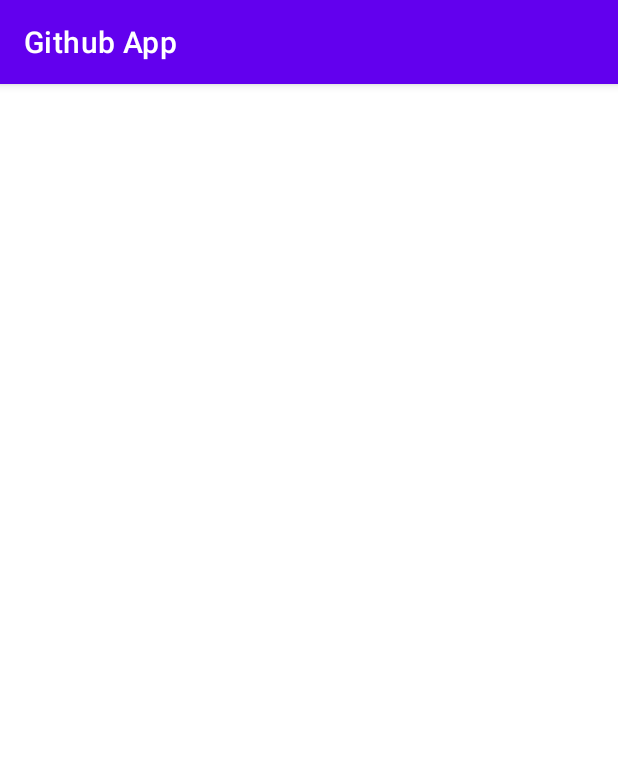
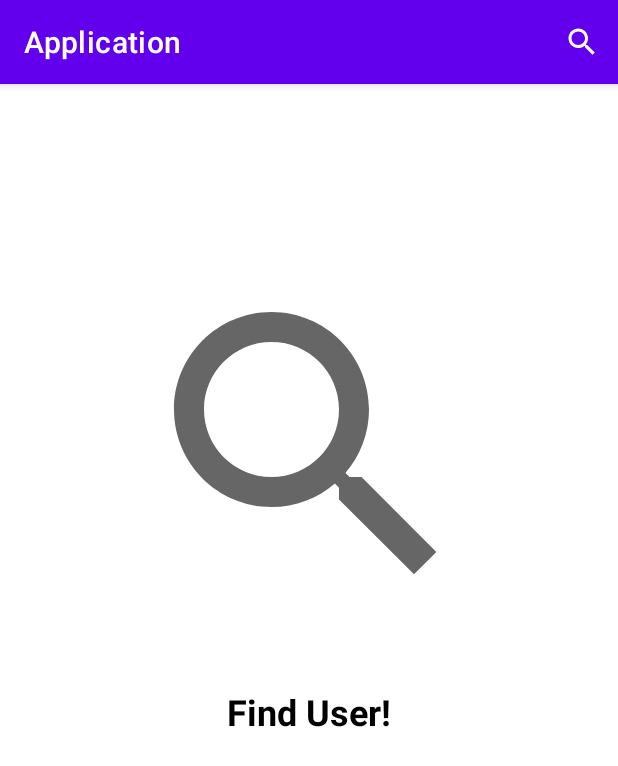
Before and after one commit to 20012001amiramir/github-apiapp, an Android app: the screen it shows after launch (MainActivity), on a phone screen of 412 x 824 dp. Shown: the top 766 px of the screen. Run offline under Robolectric (Android 15) with nearby library versions, the phone set to English and light mode, and no system bars; our stand-ins replace Dagger/Hilt's generated code, Room's generated code, RxJava, Timber; libraries missing offline, so code that uses them is left out: com.jakewharton.rxbinding2; pictures from the network do not load; 2 statements that could not run were skipped.

Commit message:
getting users from gitapi
amir

```diff
--- a/Application/app/src/main/AndroidManifest.xml
+++ b/Application/app/src/main/AndroidManifest.xml
@@ -2,14 +2,18 @@
 <manifest xmlns:android="http://schemas.android.com/apk/res/android"
     package="com.example.application">
 
+    <uses-permission android:name="android.permission.INTERNET"/>
+
     <application
         android:allowBackup="true"
+        android:name=".App"
         android:icon="@mipmap/ic_launcher"
         android:label="@string/app_name"
         android:roundIcon="@mipmap/ic_launcher_round"
         android:supportsRtl="true"
         android:theme="@style/Theme.Application">
-        <activity android:name=".presentation.main.MainActivity">
+        <activity android:name=".presentation.main.MainActivity"
+            android:exported="true">
             <intent-filter>
                 <action android:name="android.intent.action.MAIN" />
 
--- a/Application/app/src/main/java/com/example/application/App.kt
+++ b/Application/app/src/main/java/com/example/application/App.kt
@@ -1,7 +1,17 @@
 package com.example.application
 
 import android.app.Application
-import dagger.hilt.android.HiltAndroidApp
+import com.example.application.data.di.CoreComponent
+import com.example.application.data.di.DaggerCoreComponent
+import com.example.application.di.AppComponent
+import com.example.application.di.DaggerAppComponent
 
-@HiltAndroidApp
-class App : Application()
+class App : Application(){
+    private val coreComponent : CoreComponent by lazy {
+        DaggerCoreComponent.factory().create(applicationContext)
+    }
+
+    val appComponent : AppComponent by lazy {
+        DaggerAppComponent.factory().create(coreComponent)
+    }
+}
--- a/Application/app/src/main/java/com/example/application/presentation/main/MainActivity.kt
+++ b/Application/app/src/main/java/com/example/application/presentation/main/MainActivity.kt
@@ -1,27 +1,101 @@
 package com.example.application.presentation.main
 
+import android.annotation.SuppressLint
+import android.app.SearchManager
+import android.content.Context
 import androidx.appcompat.app.AppCompatActivity
 import android.os.Bundle
-import androidx.navigation.fragment.NavHostFragment
-import androidx.navigation.ui.setupWithNavController
+import android.view.Menu
+import android.view.View
+import android.widget.SearchView
+import androidx.activity.viewModels
+import androidx.recyclerview.widget.LinearLayoutManager
+import com.example.application.App
 import com.example.application.R
-import com.example.application.databinding.ActivityMainBinding
-import com.google.android.material.bottomnavigation.BottomNavigationView
-import dagger.hilt.android.AndroidEntryPoint
+import com.example.application.data.Resource
+import com.example.application.databinding.AppBarBinding
+import com.example.application.presentation.ui.UserAdapter
+import com.example.application.presentation.viewmodel.UserViewModel
+import com.example.application.presentation.ui.ViewModelFactory
+import com.jakewharton.rxbinding2.widget.RxSearchView
+import io.reactivex.android.schedulers.AndroidSchedulers
+import timber.log.Timber
+import java.util.concurrent.TimeUnit
+import javax.inject.Inject
 
-@AndroidEntryPoint
 class MainActivity : AppCompatActivity() {
 
-    private lateinit var binding: ActivityMainBinding
+    @Inject
+    lateinit var factory: ViewModelFactory
+    private val viewModel: UserViewModel by viewModels {
+        factory
+    }
+
+    private lateinit var binding: AppBarBinding
+    private lateinit var userAdapter: UserAdapter
 
     override fun onCreate(savedInstanceState: Bundle?) {
+        (application as App).appComponent.inject(this)
+        super.onCreate(savedInstanceState)
+        binding = AppBarBinding.inflate(layoutInflater)
+        val view = binding.root
+        userAdapter = UserAdapter()
+        setContentView(view)
+        with(binding.rvUser) {
+            layoutManager = LinearLayoutManager(this@MainActivity)
+            setHasFixedSize(true)
+            adapter = userAdapter
+        }
+    }
+    @SuppressLint("CheckResult")
+    override fun onCreateOptionsMenu(menu: Menu?): Boolean {
+        menuInflater.inflate(R.menu.top_app_bar, menu)
+        val searchManager = getSystemService(Context.SEARCH_SERVICE) as SearchManager
+        val searchView = menu?.findItem(R.id.search)?.actionView as SearchView
+        searchView.setSearchableInfo(searchManager.getSearchableInfo(componentName))
+        searchView.queryHint = resources.getString(R.string.search_hint)
 
-        super.onCreate(savedInstanceState)
-        binding = ActivityMainBinding.inflate(layoutInflater)
-        val view = binding.root
-        setContentView(view)
-        val navHostFragment =
-            supportFragmentManager.findFragmentById(R.id.main_nav_host_fragment) as NavHostFragment
-
+        val queryStream = RxSearchView.queryTextChanges(searchView)
+            .map { query ->
+                query.toString()
+            }
+            .debounce(700, TimeUnit.MILLISECONDS)
+            .observeOn(AndroidSchedulers.mainThread())
+        queryStream.subscribe({
+            if (it.isNotEmpty()) {
+                Timber.e(it)
+                getSearchUser(it)
+            }
+        }, {
+            Timber.e("$it")
+        })
+        return true
+    }
+    private fun getSearchUser(q: String) {
+        viewModel.getSearchUser(q).observe(this, { user ->
+            Timber.e("${user.data}")
+            if (user != null) {
+                when (user) {
+                    is Resource.Loading -> {
+                        binding.progressBar.visibility = View.VISIBLE
+                        binding.viewStarter.root.visibility = View.GONE
+                    }
+                    is Resource.Success -> {
+                        binding.rvUser.visibility = View.VISIBLE
+                        binding.progressBar.visibility = View.GONE
+                        binding.viewError.root.visibility = View.GONE
+                        userAdapter.setData(user.data)
+                    }
+                    is Resource.Error -> {
+                        binding.rvUser.visibility = View.GONE
+                        binding.progressBar.visibility = View.GONE
+                        binding.viewStarter.root.visibility = View.GONE
+                        binding.viewError.root.visibility = View.VISIBLE
+                        binding.viewError.tvError.text =
+                            user.message ?: getString(R.string.something_wrong)
+                    }
+                }
+            }
+        })
     }
 }
--- /dev/null
+++ b/Application/app/src/main/java/com/example/application/presentation/ui/OnUserClickListener.kt
@@ -0,0 +1,7 @@
+package com.example.application.presentation.ui
+
+interface OnUserClickListener {
+
+    fun onUserClicked(position: Int)
+
+}
--- a/Application/app/src/main/java/com/example/application/ui/ViewModelFactory.kt
+++ b/Application/app/src/main/java/com/example/application/presentation/ui/ViewModelFactory.kt
@@ -1,10 +1,10 @@
-package com.kharismarizqii.githubuserapp.core.ui
+package com.example.application.presentation.ui
 
 import androidx.lifecycle.ViewModel
 import androidx.lifecycle.ViewModelProvider
-import com.kharismarizqii.githubuserapp.core.domain.usecase.UserUseCase
 import com.example.application.di.AppScope
-import com.kharismarizqii.githubuserapp.user.UserViewModel
+import com.example.application.domain.usecase.UserUseCase
+import com.example.application.presentation.viewmodel.UserViewModel
 import javax.inject.Inject
 
 @AppScope
--- /dev/null
+++ b/Application/app/src/main/res/drawable-v24/ic_search_24dp.xml
@@ -0,0 +1,10 @@
+<vector xmlns:android="http://schemas.android.com/apk/res/android"
+    android:width="24dp"
+    android:height="24dp"
+    android:viewportWidth="24"
+    android:viewportHeight="24"
+    android:tint="?attr/colorControlNormal">
+  <path
+      android:fillColor="@android:color/white"
+      android:pathData="M15.5,14h-0.79l-0.28,-0.27C15.41,12.59 16,11.11 16,9.5 16,5.91 13.09,3 9.5,3S3,5.91 3,9.5 5.91,16 9.5,16c1.61,0 3.09,-0.59 4.23,-1.57l0.27,0.28v0.79l5,4.99L20.49,19l-4.99,-5zM9.5,14C7.01,14 5,11.99 5,9.5S7.01,5 9.5,5 14,7.01 14,9.5 11.99,14 9.5,14z"/>
+</vector>
--- /dev/null
+++ b/Application/app/src/main/res/layout/app_bar.xml
@@ -0,0 +1,56 @@
+<?xml version="1.0" encoding="utf-8"?>
+<androidx.constraintlayout.widget.ConstraintLayout android:layout_width="match_parent"
+    android:layout_height="match_parent"
+    xmlns:android="http://schemas.android.com/apk/res/android"
+    xmlns:app="http://schemas.android.com/apk/res-auto"
+    xmlns:tools="http://schemas.android.com/tools"
+    android:background="@color/white">
+
+
+    <androidx.recyclerview.widget.RecyclerView
+        android:id="@+id/rv_user"
+        android:layout_width="match_parent"
+        android:layout_height="match_parent"
+        android:paddingTop="8dp"
+        android:visibility="invisible"
+        app:layout_constraintBottom_toBottomOf="parent"
+        app:layout_constraintEnd_toEndOf="parent"
+        app:layout_constraintStart_toStartOf="parent"
+        app:layout_constraintTop_toTopOf="parent"
+        tools:listitem="@layout/item_user" />
+
+    <ProgressBar
+        android:id="@+id/progress_bar"
+        style="?android:attr/progressBarStyle"
+        android:layout_width="wrap_content"
+        android:layout_height="wrap_content"
+        android:layout_marginStart="8dp"
+        android:layout_marginTop="8dp"
+        android:layout_marginEnd="8dp"
+        android:layout_marginBottom="8dp"
+        android:visibility="gone"
+        app:layout_constraintBottom_toBottomOf="parent"
+        app:layout_constraintEnd_toEndOf="parent"
+        app:layout_constraintStart_toStartOf="parent"
+        app:layout_constraintTop_toTopOf="parent" />
+
+    <include
+        android:id="@+id/view_error"
+        layout="@layout/view_error"
+        android:visibility="gone"
+        app:layout_constraintBottom_toBottomOf="parent"
+        app:layout_constraintEnd_toEndOf="parent"
+        app:layout_constraintStart_toStartOf="parent"
+        app:layout_constraintTop_toTopOf="parent" />
+
+    <include
+        android:id="@+id/view_starter"
+        layout="@layout/view_starter"
+        android:visibility="visible"
+        app:layout_constraintBottom_toBottomOf="parent"
+        app:layout_constraintEnd_toEndOf="parent"
+        app:layout_constraintStart_toStartOf="parent"
+        app:layout_constraintTop_toTopOf="parent" />
+
+
+</androidx.constraintlayout.widget.ConstraintLayout>
--- /dev/null
+++ b/Application/app/src/main/res/layout/view_starter.xml
@@ -0,0 +1,23 @@
+<?xml version="1.0" encoding="utf-8"?>
+<LinearLayout xmlns:android="http://schemas.android.com/apk/res/android"
+    android:orientation="vertical" android:layout_width="match_parent"
+    android:layout_height="match_parent">
+
+    <ImageView
+        android:layout_marginTop="82dp"
+        android:layout_width="240dp"
+        android:layout_height="320dp"
+        android:layout_gravity="center"
+        android:src="@drawable/ic_search_24dp"
+        android:contentDescription="@string/find_illustration"/>
+
+    <TextView
+        android:layout_width="wrap_content"
+        android:layout_height="wrap_content"
+        android:layout_gravity="center"
+        android:textSize="24sp"
+        android:textStyle="bold"
+        android:textColor="@color/black"
+        android:text="@string/find_user"/>
+
+</LinearLayout>
--- /dev/null
+++ b/Application/app/src/main/res/menu/top_app_bar.xml
@@ -0,0 +1,14 @@
+<?xml version="1.0" encoding="utf-8"?>
+<menu xmlns:android="http://schemas.android.com/apk/res/android"
+    xmlns:app="http://schemas.android.com/apk/res-auto">
+
+    <item
+        android:id="@+id/search"
+        android:icon="@drawable/ic_search_24dp"
+        android:title="@string/search"
+        android:contentDescription="@string/content_description_search"
+        app:actionViewClass="android.widget.SearchView"
+        app:showAsAction="collapseActionView|always" />
+
+
+</menu>
--- a/Application/app/src/main/res/values/strings.xml
+++ b/Application/app/src/main/res/values/strings.xml
@@ -1,7 +1,7 @@
 <resources>
     <string name="username">UserName</string>
     <string name="get_repositories">Get repositories</string>
-    <string name="app_name">Github App</string>
+    <string name="app_name">Application</string>
     <string name="search">Search</string>
     <string name="content_description_search">Menu Search</string>
     <string name="more">More</string>
--- a/Application/build.gradle
+++ b/Application/build.gradle
@@ -9,8 +9,6 @@ buildscript {
         def nav_version = "2.3.5"
         classpath "androidx.navigation:navigation-safe-args-gradle-plugin:$nav_version"
 
-        def hilt_version = "2.37"
-        classpath "com.google.dagger:hilt-android-gradle-plugin:$hilt_version"
         classpath "com.android.tools.build:gradle:4.2.2"
         classpath "org.jetbrains.kotlin:kotlin-gradle-plugin:$kotlin_version"
     }
```
Also changed, not shown: Application/app/build.gradle (+3 -10 lines), Application/app/src/main/java/com/example/application/presentation/ui/UserAdapter.kt (renamed from Application/app/src/main/java/com/example/application/ui/UserAdapter.kt, +9 -4 lines), Application/app/src/main/java/com/example/application/presentation/view/RecyclerFragment.kt (deleted, +0 -27 lines), Application/app/src/main/java/com/example/application/presentation/viewmodel/UserViewModel.kt (added, +10 -0 lines), Application/app/src/main/res/layout/activity_main.xml (deleted, +0 -22 lines), Application/app/src/main/res/layout/enter_name_fragment.xml (deleted, +0 -33 lines), Application/app/src/main/res/layout/fragment_recycler_fragment.xml (deleted, +0 -14 lines), Application/app/src/main/res/layout/view_error.xml (added, +17 -0 lines).
